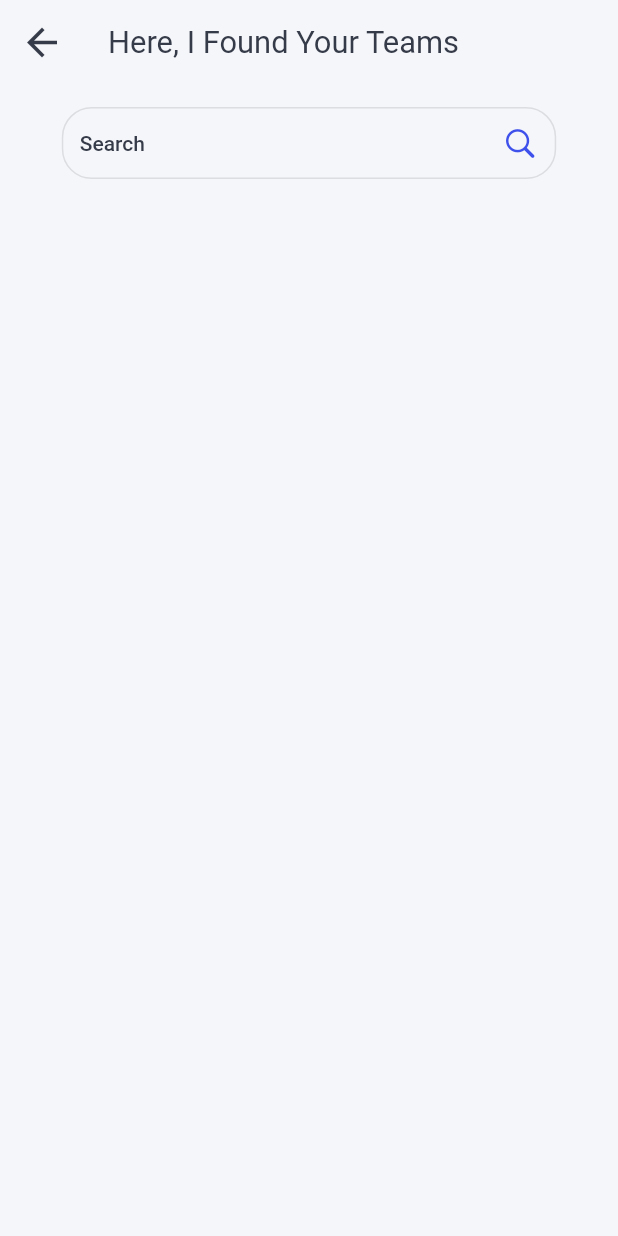
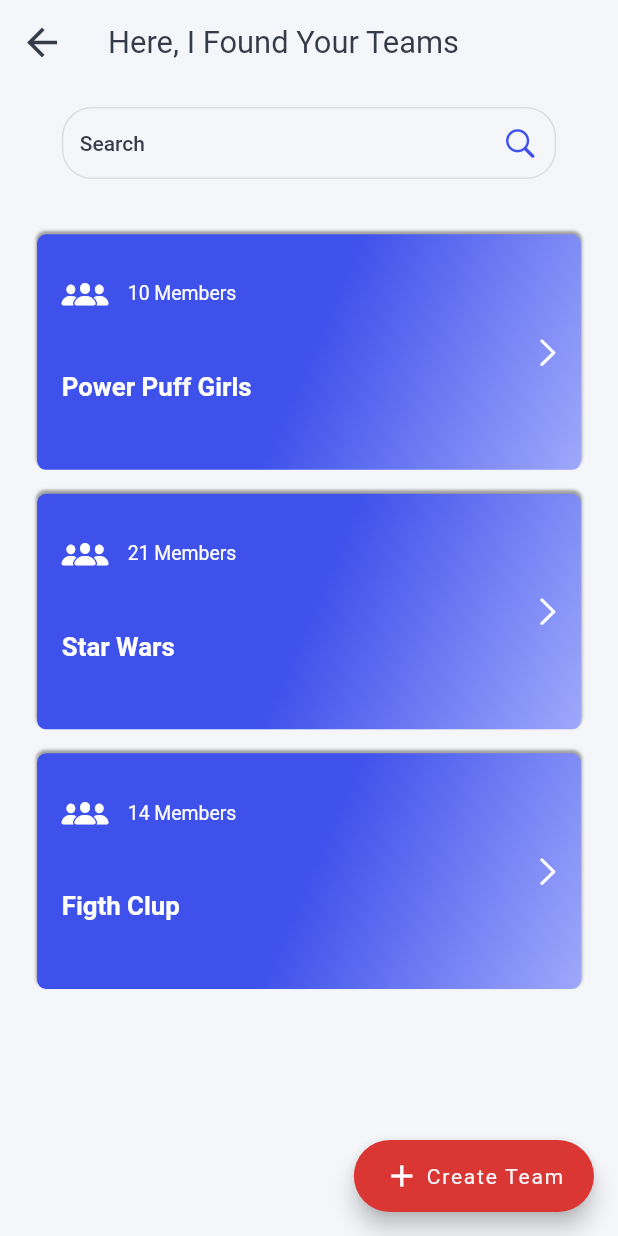
Before and after one commit to aytugsevgi/OnlineTeamManagement, a Flutter app: the TeamView screen opened directly, on a phone screen of 412 x 824 dp. Run offline on Flutter 3.47's test engine with Material 2 defaults, Android fonts, the light colour scheme and no system bars; our stand-ins replace cloud_firestore, firebase_auth, flushbar; accounts and stored records are empty.

Commit message:
task ui completed

```diff
--- a/lib/controller/login_controller.dart
+++ b/lib/controller/login_controller.dart
@@ -4,11 +4,9 @@
 import 'package:online_team_management/service/auth_service.dart';
 
 class LoginController with ChangeNotifier {
-  GlobalKey<FormState> _formKey = new GlobalKey<FormState>();
-  String email;
-  String password;
-
-  get formKey => _formKey;
+  GlobalKey<FormState> formKey;
+  String email = "";
+  String password = "";
 
   Future<bool> login() async {
     if (isLoginValidate()) {
@@ -49,6 +47,6 @@
   }
 
   bool isLoginValidate() {
-    return _formKey.currentState.validate();
+    return formKey.currentState.validate();
   }
 }
--- a/lib/theme/theme.dart
+++ b/lib/theme/theme.dart
@@ -31,7 +31,7 @@
   hintColor: Color(0x8a000000),
   errorColor: Color(0xffd32f2f),
   floatingActionButtonTheme: FloatingActionButtonThemeData(
-    backgroundColor: Color(0xffe1b12c),
+    backgroundColor: Color(0xFFD93634),
   ),
   bottomAppBarTheme: BottomAppBarTheme(),
   appBarTheme: AppBarTheme(
--- a/lib/view/home_view/widget/home_card.dart
+++ b/lib/view/home_view/widget/home_card.dart
@@ -70,9 +70,3 @@
         ));
   }
 }
-
-Widget homeCard(
-    {@required context,
-    @required List<Color> colors,
-    @required IconData icon,
-    @required String title}) {}
--- a/lib/view/team_view/team_view.dart
+++ b/lib/view/team_view/team_view.dart
@@ -1,12 +1,38 @@
 import 'package:flutter/cupertino.dart';
 import 'package:flutter/material.dart';
 import 'package:online_team_management/util/extension.dart';
+import 'package:online_team_management/view/team_view/create_team_view.dart';
+import 'package:online_team_management/view/team_view/widget/team_card.dart';
 
 class TeamView extends StatelessWidget {
   @override
   Widget build(BuildContext context) {
     return Scaffold(
       backgroundColor: context.themeData.primaryColorLight,
+      floatingActionButton: FloatingActionButton.extended(
+        onPressed: () {
+          Navigator.of(context).push(
+            MaterialPageRoute(
+              builder: (context) => CreateTeamView(),
+            ),
+          );
+        },
+        label: Row(
+          children: [
+            Icon(Icons.add),
+            SizedBox(
+              width: 4,
+            ),
+            Text(
+              "Create Team",
+              textAlign: TextAlign.center,
+              style: TextStyle(
+                color: context.themeData.primaryColorLight,
+              ),
+            ),
+          ],
+        ),
+      ),
       appBar: AppBar(
         elevation: 0,
         centerTitle: false,
@@ -25,8 +51,41 @@
             flex: 10,
             child: searchField(context),
           ),
-          Spacer(
+          Expanded(
             flex: 88,
+            child: Padding(
+              padding: EdgeInsets.symmetric(
+                horizontal: context.dynamicWidth(0.06),
+              ),
+              child: ListView(
+                children: [
+                  SizedBox(
+                    height: context.dynamicHeight(0.21),
+                    width: context.dynamicWidth(0.6),
+                    child: TeamCard(
+                      title: "Power Puff Girls",
+                      countOfMembers: "10",
+                    ),
+                  ),
+                  SizedBox(
+                    height: context.dynamicHeight(0.21),
+                    width: context.dynamicWidth(0.6),
+                    child: TeamCard(
+                      title: "Star Wars",
+                      countOfMembers: "21",
+                    ),
+                  ),
+                  SizedBox(
+                    height: context.dynamicHeight(0.21),
+                    width: context.dynamicWidth(0.6),
+                    child: TeamCard(
+                      title: "Figth Clup",
+                      countOfMembers: "14",
+                    ),
+                  ),
+                ],
+              ),
+            ),
           ),
         ],
       ),
--- /dev/null
+++ b/lib/view/team_view/widget/team_card.dart
@@ -0,0 +1,103 @@
+import 'package:flutter/cupertino.dart';
+import 'package:flutter/material.dart';
+import 'package:online_team_management/theme/theme.dart';
+import 'package:online_team_management/util/extension.dart';
+import 'package:online_team_management/view/team_view/team_detail_view.dart';
+
+class TeamCard extends StatelessWidget {
+  final String title;
+
+  final String countOfMembers;
+  const TeamCard({Key key, this.title, this.countOfMembers}) : super(key: key);
+  @override
+  Widget build(BuildContext context) {
+    return Padding(
+      padding: EdgeInsets.symmetric(vertical: 8.0),
+      child: Stack(
+        fit: StackFit.expand,
+        children: [
+          Container(
+              padding: EdgeInsets.symmetric(
+                  vertical: context.dynamicHeight(0.03),
+                  horizontal: context.dynamicWidth(0.04)),
+              decoration: BoxDecoration(
+                  borderRadius: BorderRadius.circular(6),
+                  gradient: LinearGradient(colors: [
+                    Color(0xFF3F51EB),
+                    Color(0xFF3F51EB),
+                    Color(0xFF9EA8FB),
+                  ], begin: Alignment.topLeft, end: Alignment.bottomRight),
+                  boxShadow: [
+                    BoxShadow(
+                      color: Colors.grey,
+                      spreadRadius: 0.1,
+                      blurRadius: 1,
+                      offset: Offset(0, -2),
+                    ),
+                  ]),
+              child: InkWell(
+                onTap: () {
+                  Navigator.push(
+                      context,
+                      MaterialPageRoute(
+                          builder: (context) => TeamDetailView()));
+                },
+                child: Column(
+                  crossAxisAlignment: CrossAxisAlignment.start,
+                  children: <Widget>[
+                    Expanded(
+                      flex: 30,
+                      child: FittedBox(
+                        child: Row(
+                          crossAxisAlignment: CrossAxisAlignment.center,
+                          children: [
+                            Icon(
+                              CupertinoIcons.group_solid,
+                              color: Colors.white,
+                            ),
+                            SizedBox(
+                              width: 10,
+                            ),
+                            Text("$countOfMembers Members",
+                                style: themeLight.textTheme.bodyText1.copyWith(
+                                    fontSize: 10,
+                                    color: Colors.white,
+                                    fontWeight: FontWeight.w400)),
+                          ],
+                        ),
+                      ),
+                    ),
+                    Spacer(flex: 35),
+                    Expanded(
+                      flex: 19,
+                      child: FittedBox(
+                        child: Text(title,
+                            style: themeLight.textTheme.bodyText1.copyWith(
+                                color: Colors.white,
+                                fontWeight: FontWeight.bold)),
+                      ),
+                    ),
+                    Spacer(
+                      flex: 20,
+                    ),
+                  ],
+                ),
+              )),
+          Positioned(
+            right: 10,
+            bottom: 0,
+            top: 0,
+            child: Row(
+              children: [
+                Icon(
+                  CupertinoIcons.right_chevron,
+                  color: Colors.white,
+                ),
+              ],
+            ),
+          )
+        ],
+      ),
+    );
+  }
+}
```
Also changed, not shown: lib/controller/sign_up_controller.dart (+13 -8 lines), lib/view/auth_view/login_view.dart (+7 -2 lines), lib/view/auth_view/signup_view.dart (+47 -28 lines), lib/view/team_view/create_team_view.dart (added, +13 -0 lines), lib/view/team_view/team_detail_view.dart (added, +17 -0 lines), asd.png (added), 1 other file.
